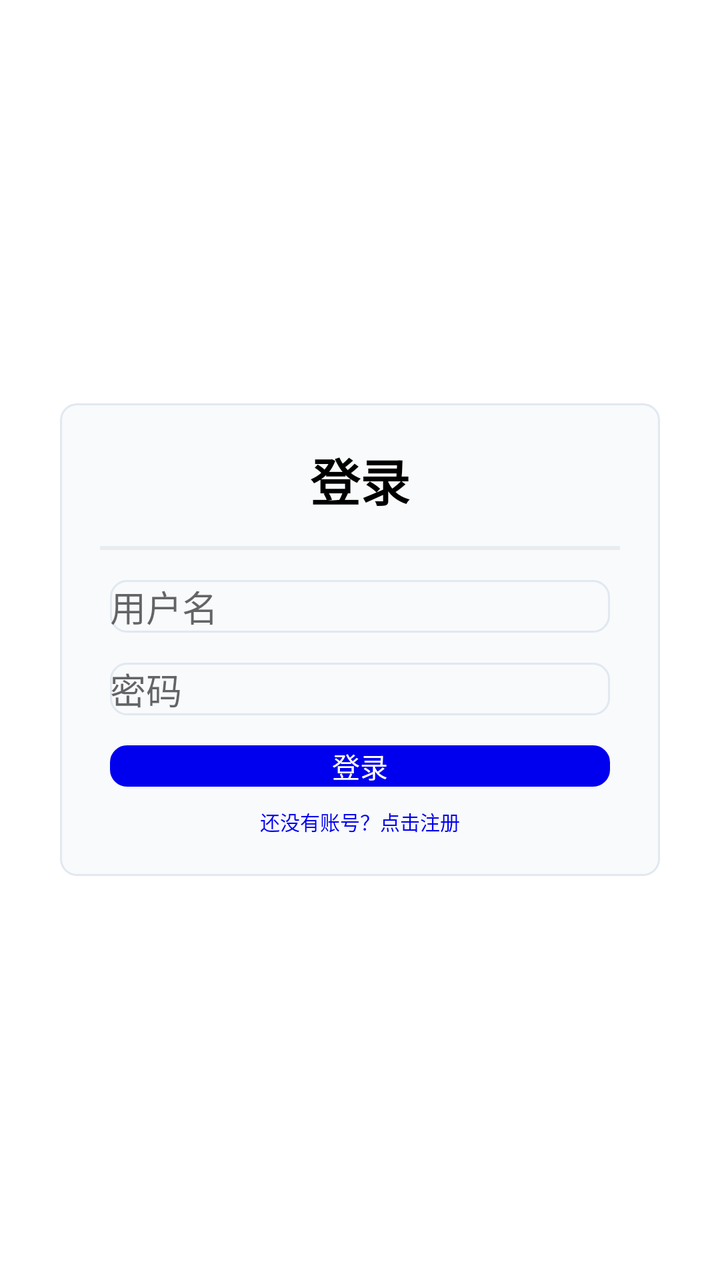
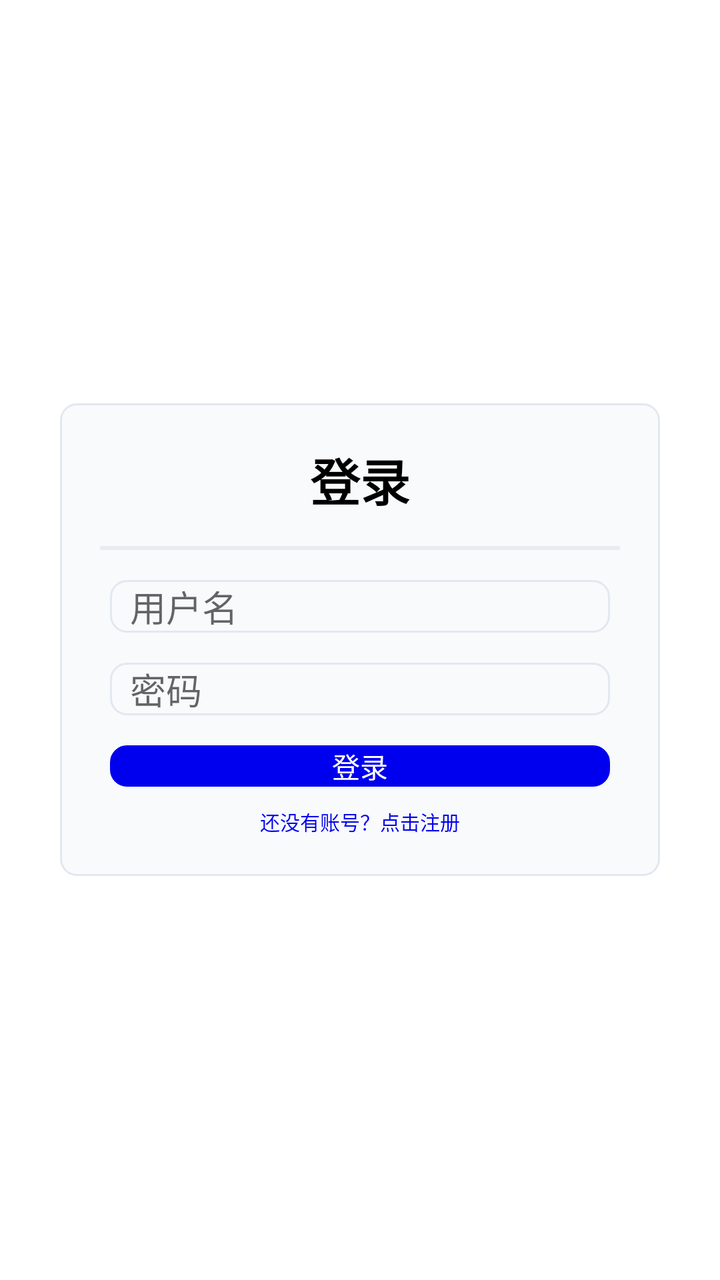

Before-and-after screenshots of an Android layout around one commit, followed by the original layout XML and the change that was made.
<!-- AndroidManifest.xml: application theme Theme.AppointmentSystemAndroid -->
<!-- res/layout/activity_login.xml -->
<?xml version="1.0" encoding="utf-8"?>
<LinearLayout
    xmlns:android="http://schemas.android.com/apk/res/android"
    android:layout_width="match_parent"
    android:layout_height="match_parent"
    android:gravity="center"
    android:orientation="vertical"
    xmlns:tools="http://schemas.android.com/tools"
    tools:context=".MainActivity">
    <LinearLayout
        android:layout_width="wrap_content"
        android:layout_height="wrap_content"
        android:orientation="vertical"
        android:gravity="center"
        android:padding ="20dp"
        android:background="@drawable/edittext_border">
        <TextView
            android:layout_width="wrap_content"
            android:layout_height="wrap_content"
            android:text="登录"
            android:textSize="25sp"
            android:textStyle="bold"
            android:textColor="#000000"
            android:layout_marginBottom="15dp"/>

        <View
            android:layout_width="260dp"
            android:layout_height="2dp"
            android:background="@color/btn2"
            android:layout_marginBottom="15dp"/>

        <EditText
            android:layout_width="250dp"
            android:layout_height="wrap_content"
            android:background="@drawable/edittext_border"
            android:layout_marginBottom="15dp"
            android:hint="用户名"/>

        <EditText
            android:layout_width="250dp"
            android:layout_height="wrap_content"
            android:background="@drawable/edittext_border"
            android:layout_marginBottom="15dp"
            android:inputType="textPassword"
            android:hint="密码"/>

        <TextView
            android:layout_width="250dp"
            android:layout_height="wrap_content"
            android:layout_marginBottom="10dp"
            android:background="@drawable/edittext_border"
            android:backgroundTint="#0000EE"
            android:text="登录"
            android:textColor="#FFFFFF"
            android:gravity="center"/>

        <TextView
            android:layout_width="wrap_content"
            android:layout_height="wrap_content"
            android:id="@+id/register"
            android:clickable="true"
            android:focusable="true"
            android:text="还没有账号？点击注册"
            android:textSize="10sp"
            android:textColor="#0000EE"/>

    </LinearLayout>
</LinearLayout>
<!-- resources referenced by this layout -->
<resources>
  <color name="btn2">#e9ecef</color>
  <!-- drawable edittext_border (drawable) -->
  <shape xmlns:android="http://schemas.android.com/apk/res/android">
      <stroke
          android:width="1dp"
          android:color="#e2e8f0" />  
      <corners
          android:radius="8dp" />       
      <solid
          android:color="#f8fafc" />    
  
  </shape>
  <style name="Theme.AppointmentSystemAndroid" parent="Theme.MaterialComponents.DayNight.DarkActionBar">
          
          <item name="colorPrimary">@color/btn1</item>
          <item name="colorPrimaryVariant">@color/btn4</item>
          <item name="colorOnPrimary">@color/white</item>
          
          <item name="colorSecondary">@color/btn4</item>
          <item name="colorSecondaryVariant">@color/btn4</item>
          <item name="colorOnSecondary">@color/black</item>
          
          <item name="android:statusBarColor" tools:targetApi="l">?attr/colorPrimaryVariant</item>
          
      </style>
  <color name="btn1">#2c6e9e</color>
  <color name="btn4">#9ca3af</color>
  <color name="white">#FFFFFFFF</color>
  <color name="black">#FF000000</color>
</resources>

<!-- the commit's change to res/layout/activity_login.xml (unified diff, before → after) -->
@@ -34,15 +34,19 @@
             android:layout_height="wrap_content"
             android:background="@drawable/edittext_border"
             android:layout_marginBottom="15dp"
-            android:hint="用户名"/>
+            android:paddingHorizontal="10dp"
+            android:hint="用户名"
+            android:id="@+id/username"/>
 
         <EditText
             android:layout_width="250dp"
             android:layout_height="wrap_content"
             android:background="@drawable/edittext_border"
             android:layout_marginBottom="15dp"
+            android:paddingHorizontal="10dp"
             android:inputType="textPassword"
-            android:hint="密码"/>
+            android:hint="密码"
+            android:id="@+id/password"/>
 
         <TextView
             android:layout_width="250dp"
@@ -50,6 +54,7 @@
             android:layout_marginBottom="10dp"
             android:background="@drawable/edittext_border"
             android:backgroundTint="#0000EE"
+            android:id="@+id/login"
             android:text="登录"
             android:textColor="#FFFFFF"
             android:gravity="center"/>
